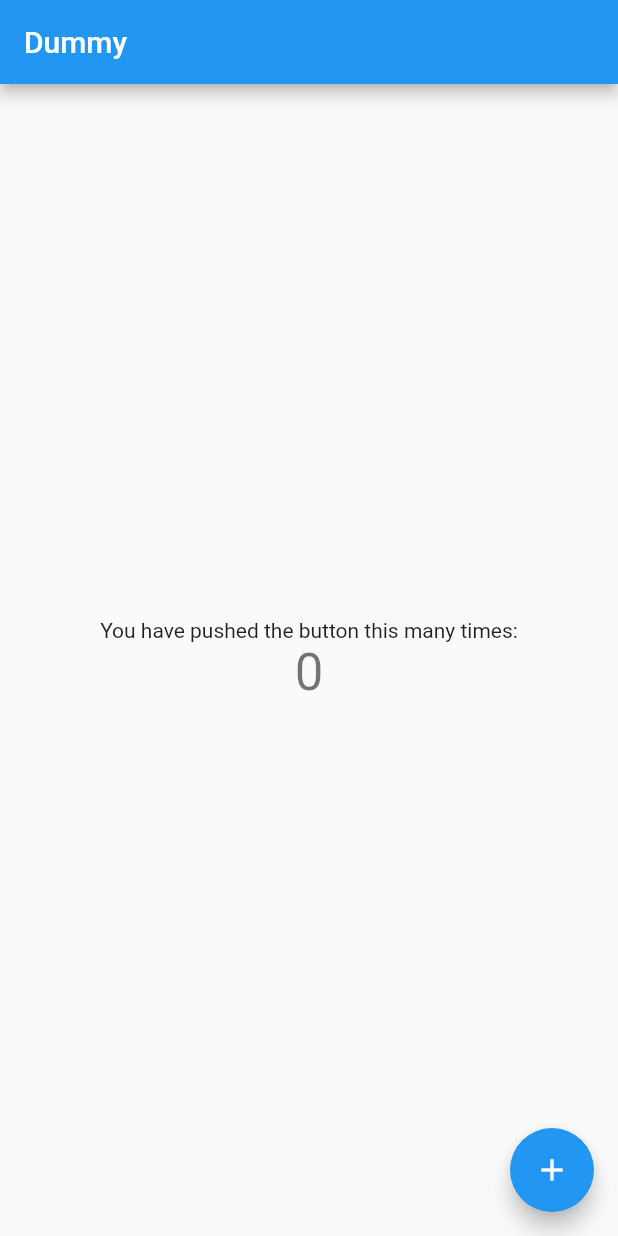
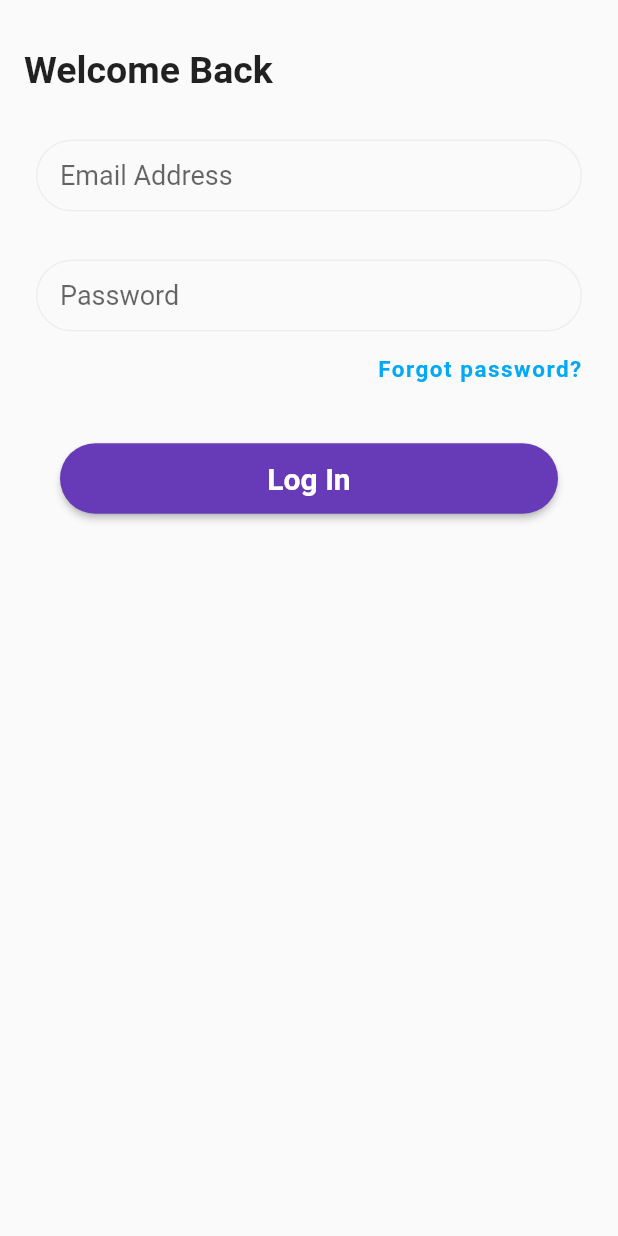
Before and after one commit to sudochitswe/noidea_app, a Flutter app: the screen it shows after launch, on a phone screen of 412 x 824 dp. Run offline on Flutter 3.47's test engine with Material 2 defaults, Android fonts, the phone set to English and light mode, and no system bars.

Commit message:
add login screen

```diff
--- /dev/null
+++ b/lib/helper/helper.dart
@@ -0,0 +1,219 @@
+import 'package:flutter/material.dart';
+
+String? validateName(String? value) {
+  String pattern = r'(^[a-zA-Z ]*$)';
+  RegExp regExp = RegExp(pattern);
+  if (value?.isEmpty ?? true) {
+    return "Name is required";
+  } else if (!regExp.hasMatch(value ?? '')) {
+    return "Name must be a-z and A-Z";
+  }
+  return null;
+}
+
+String? validateMobile(String? value) {
+  String pattern = r'(^\+?[0-9]*$)';
+  RegExp regExp = RegExp(pattern);
+  if (value?.isEmpty ?? true) {
+    return "Mobile phone number is required";
+  } else if (!regExp.hasMatch(value ?? '')) {
+    return "Mobile phone number must contain only digits";
+  }
+  return null;
+}
+
+String? validatePassword(String? value) {
+  if ((value?.length ?? 0) < 6) {
+    return 'Password must be more than 5 characters';
+  } else {
+    return null;
+  }
+}
+
+String? validateEmail(String? value) {
+  String pattern =
+      r'^(([^<>()[\]\\.,;:\s@\"]+(\.[^<>()[\]\\.,;:\s@\"]+)*)|(\".+\"))@((\[[0-9]{1,3}\.[0-9]{1,3}\.[0-9]{1,3}\.[0-9]{1,3}\])|(([a-zA-Z\-0-9]+\.)+[a-zA-Z]{2,}))$';
+  RegExp regex = RegExp(pattern);
+  if (!regex.hasMatch(value ?? '')) {
+    return 'Enter Valid Email';
+  } else {
+    return null;
+  }
+}
+
+String? validateConfirmPassword(String? password, String? confirmPassword) {
+  if (password != confirmPassword) {
+    return 'Password doesn\'t match';
+  } else if (confirmPassword?.isEmpty ?? true) {
+    return 'Confirm password is required';
+  } else {
+    return null;
+  }
+}
+
+//helper method to show progress
+// late ProgressDialog progressDialog;
+
+// showProgress(BuildContext context, String message, bool isDismissible) async {
+//   progressDialog = ProgressDialog(context,
+//       type: ProgressDialogType.Normal, isDismissible: isDismissible);
+//   progressDialog.style(
+//       message: message,
+//       borderRadius: 10.0,
+//       backgroundColor: const Color.fromRGBO(103, 58, 183,1),
+//       progressWidget: Container(
+//         padding: const EdgeInsets.all(8.0),
+//         child: const CircularProgressIndicator(
+//           backgroundColor: Colors.white,
+//           valueColor: AlwaysStoppedAnimation(Color.fromRGBO(103, 58, 183,1)),
+//         ),
+//       ),
+//       elevation: 10.0,
+//       insetAnimCurve: Curves.easeInOut,
+//       messageTextStyle: const TextStyle(
+//           color: Colors.white, fontSize: 19.0, fontWeight: FontWeight.w600));
+//   await progressDialog.show();
+// }
+
+// updateProgress(String message) {
+//   progressDialog.update(message: message);
+// }
+
+// hideProgress() async {
+//   await progressDialog.hide();
+// }
+
+//helper method to show alert dialog
+showAlertDialog(BuildContext context, String title, String content) {
+  // set up the AlertDialog
+  Widget okButton = TextButton(
+    child: const Text("OK"),
+    onPressed: () {
+      Navigator.pop(context);
+    },
+  );
+  AlertDialog alert = AlertDialog(
+    title: Text(title),
+    content: Text(content),
+    actions: [
+      okButton,
+    ],
+  );
+
+  // show the dialog
+  showDialog(
+    context: context,
+    builder: (BuildContext context) {
+      return alert;
+    },
+  );
+}
+
+pushReplacement(BuildContext context, Widget destination) {
+  Navigator.of(context)
+      .pushReplacement(MaterialPageRoute(builder: (context) => destination));
+}
+
+push(BuildContext context, Widget destination) {
+  Navigator.of(context)
+      .push(MaterialPageRoute(builder: (context) => destination));
+}
+
+pushAndRemoveUntil(BuildContext context, Widget destination, bool predict) {
+  Navigator.of(context).pushAndRemoveUntil(
+      MaterialPageRoute(builder: (context) => destination),
+      (Route<dynamic> route) => predict);
+}
+
+// Widget displayCircleImage(String picUrl, double size, hasBorder) =>
+//     CachedNetworkImage(
+//         imageBuilder: (context, imageProvider) =>
+//             _getCircularImageProvider(imageProvider, size, false),
+//         imageUrl: picUrl,
+//         placeholder: (context, url) =>
+//             _getPlaceholderOrErrorImage(size, hasBorder),
+//         errorWidget: (context, url, error) =>
+//             _getPlaceholderOrErrorImage(size, hasBorder));
+
+Widget _getPlaceholderOrErrorImage(double size, hasBorder) => Container(
+      width: size,
+      height: size,
+      decoration: BoxDecoration(
+        color: const Color(0xff7c94b6),
+        borderRadius: BorderRadius.all(Radius.circular(size / 2)),
+        border: Border.all(
+          color: Colors.white,
+          width: hasBorder ? 2.0 : 0.0,
+        ),
+      ),
+      child: ClipOval(
+          child: Image.asset(
+        'assets/images/placeholder.jpg',
+        fit: BoxFit.cover,
+        height: size,
+        width: size,
+      )),
+    );
+
+Widget _getCircularImageProvider(
+    ImageProvider provider, double size, bool hasBorder) {
+  return ClipOval(
+      child: Container(
+    width: size,
+    height: size,
+    decoration: BoxDecoration(
+        borderRadius: BorderRadius.all(Radius.circular(size / 2)),
+        border: Border.all(
+          color: Colors.white,
+          style: hasBorder ? BorderStyle.solid : BorderStyle.none,
+          width: 1.0,
+        ),
+        image: DecorationImage(
+          image: provider,
+          fit: BoxFit.cover,
+        )),
+  ));
+}
+
+bool isDarkMode(BuildContext context) {
+  if (Theme.of(context).brightness == Brightness.light) {
+    return false;
+  } else {
+    return true;
+  }
+}
+
+InputDecoration getInputDecoration(
+    {required String hint, required bool darkMode, required Color errorColor}) {
+  return InputDecoration(
+    contentPadding: const EdgeInsets.symmetric(vertical: 8, horizontal: 16),
+    fillColor: darkMode ? Colors.black54 : Colors.white,
+    hintText: hint,
+    focusedBorder: OutlineInputBorder(
+        borderRadius: BorderRadius.circular(25.0),
+        borderSide: const BorderSide(
+            color: Color.fromRGBO(103, 58, 183, 1), width: 2.0)),
+    errorBorder: OutlineInputBorder(
+      borderSide: BorderSide(color: errorColor),
+      borderRadius: BorderRadius.circular(25.0),
+    ),
+    focusedErrorBorder: OutlineInputBorder(
+      borderSide: BorderSide(color: errorColor),
+      borderRadius: BorderRadius.circular(25.0),
+    ),
+    enabledBorder: OutlineInputBorder(
+      borderSide: BorderSide(color: Colors.grey.shade200),
+      borderRadius: BorderRadius.circular(25.0),
+    ),
+  );
+}
+
+showSnackBar(BuildContext context, String message) {
+  ScaffoldMessenger.of(context)
+    ..hideCurrentSnackBar()
+    ..showSnackBar(
+      SnackBar(
+        content: Text(message),
+      ),
+    );
+}
--- a/lib/main.dart
+++ b/lib/main.dart
@@ -1,4 +1,8 @@
 import 'package:flutter/material.dart';
+import 'package:flutter_complete_guide/pages/home_page.dart';
+import 'package:flutter_complete_guide/pages/login_page.dart';
+import 'package:flutter_complete_guide/view_models/user_vm.dart';
+import 'package:provider/provider.dart';
 
 void main() {
   runApp(const MyApp());
@@ -10,7 +14,10 @@ class MyApp extends StatelessWidget {
   // This widget is the root of your application.
   @override
   Widget build(BuildContext context) {
-    return MaterialApp(
+    return MultiProvider(
+      providers: [ChangeNotifierProvider(create: (context) => UserVM())],
+      child: Consumer<UserVM>(
+        builder: (context, userData, child) => MaterialApp(
           title: 'Dummy App',
           theme: ThemeData(
             // This is the theme of your application.
@@ -22,15 +29,14 @@ class MyApp extends StatelessWidget {
             // or simply save your changes to "hot reload" in a Flutter IDE).
             // Notice that the counter didn't reset back to zero; the application
             // is not restarted.
-        primarySwatch: Colors.blue,
+            primarySwatch: Colors.deepPurple,
           ),
-      home: const MyHomePage(title: 'Dummy'),
+          home: userData.isAuth ? const HomePage() : LoginPage(),
+        ),
+      ),
     );
   }
 }
-
-class MyHomePage extends StatefulWidget {
-  const MyHomePage({Key? key, required this.title}) : super(key: key);
 
   // This widget is the home page of your application. It is stateful, meaning
   // that it has a State object (defined below) that contains fields that affect
@@ -40,76 +46,3 @@ class MyHomePage extends StatefulWidget {
   // case the title) provided by the parent (in this case the App widget) and
   // used by the build method of the State. Fields in a Widget subclass are
   // always marked "final".
-
-  final String title;
-
-  @override
-  State<MyHomePage> createState() => _MyHomePageState();
-}
-
-class _MyHomePageState extends State<MyHomePage> {
-  int _counter = 0;
-
-  void _incrementCounter() {
-    setState(() {
-      // This call to setState tells the Flutter framework that something has
-      // changed in this State, which causes it to rerun the build method below
-      // so that the display can reflect the updated values. If we changed
-      // _counter without calling setState(), then the build method would not be
-      // called again, and so nothing would appear to happen.
-      _counter++;
-    });
-  }
-
-  @override
-  Widget build(BuildContext context) {
-    // This method is rerun every time setState is called, for instance as done
-    // by the _incrementCounter method above.
-    //
-    // The Flutter framework has been optimized to make rerunning build methods
-    // fast, so that you can just rebuild anything that needs updating rather
-    // than having to individually change instances of widgets.
-    return Scaffold(
-      appBar: AppBar(
-        // Here we take the value from the MyHomePage object that was created by
-        // the App.build method, and use it to set our appbar title.
-        title: Text(widget.title),
-      ),
-      body: Center(
-        // Center is a layout widget. It takes a single child and positions it
-        // in the middle of the parent.
-        child: Column(
-          // Column is also a layout widget. It takes a list of children and
-          // arranges them vertically. By default, it sizes itself to fit its
-          // children horizontally, and tries to be as tall as its parent.
-          //
-          // Invoke "debug painting" (press "p" in the console, choose the
-          // "Toggle Debug Paint" action from the Flutter Inspector in Android
-          // Studio, or the "Toggle Debug Paint" command in Visual Studio Code)
-          // to see the wireframe for each widget.
-          //
-          // Column has various properties to control how it sizes itself and
-          // how it positions its children. Here we use mainAxisAlignment to
-          // center the children vertically; the main axis here is the vertical
-          // axis because Columns are vertical (the cross axis would be
-          // horizontal).
-          mainAxisAlignment: MainAxisAlignment.center,
-          children: <Widget>[
-            const Text(
-              'You have pushed the button this many times:',
-            ),
-            Text(
-              '$_counter',
-              style: Theme.of(context).textTheme.headline4,
-            ),
-          ],
-        ),
-      ),
-      floatingActionButton: FloatingActionButton(
-        onPressed: _incrementCounter,
-        tooltip: 'Increment',
-        child: const Icon(Icons.add),
-      ), // This trailing comma makes auto-formatting nicer for build methods.
-    );
-  }
-}
--- /dev/null
+++ b/lib/models/user.dart
@@ -0,0 +1,9 @@
+import 'package:flutter/material.dart';
+
+class User {
+  late final String userId;
+  final String userName;
+
+  User({this.userId = "", this.userName = ""});
+  factory User.setUser(String id, name) => User(userId: id, userName: name);
+}
--- /dev/null
+++ b/lib/pages/login_page.dart
@@ -0,0 +1,207 @@
+import 'package:flutter/material.dart';
+import 'package:provider/provider.dart';
+
+import '../view_models/user_vm.dart';
+import '../helper/helper.dart';
+
+class LoginPage extends StatefulWidget {
+  LoginPage({Key? key}) : super(key: key);
+
+  @override
+  State<LoginPage> createState() => _LoginPageState();
+}
+
+class _LoginPageState extends State<LoginPage> {
+  final GlobalKey<FormState> _key = GlobalKey();
+  String? email, password;
+  @override
+  Widget build(BuildContext context) {
+    return Scaffold(
+      body: SafeArea(
+        child: Center(
+          child: Form(
+            key: _key,
+            child: ListView(
+              children: [
+                const Padding(
+                  padding: EdgeInsets.only(top: 32.0, right: 16.0, left: 16.0),
+                  child: Text(
+                    'Welcome Back',
+                    style:
+                        TextStyle(fontSize: 25.0, fontWeight: FontWeight.bold),
+                  ),
+                ),
+                Padding(
+                  padding:
+                      const EdgeInsets.only(top: 32.0, right: 24.0, left: 24.0),
+                  child: TextFormField(
+                      textAlignVertical: TextAlignVertical.center,
+                      textInputAction: TextInputAction.next,
+                      onSaved: (String? val) {
+                        email = val;
+                      },
+                      style: const TextStyle(fontSize: 18.0),
+                      keyboardType: TextInputType.emailAddress,
+                      decoration: getInputDecoration(
+                          hint: 'Email Address',
+                          darkMode: isDarkMode(context),
+                          errorColor: Theme.of(context).errorColor)),
+                ),
+                Padding(
+                  padding:
+                      const EdgeInsets.only(top: 32.0, right: 24.0, left: 24.0),
+                  child: TextFormField(
+                      textAlignVertical: TextAlignVertical.center,
+                      obscureText: true,
+                      validator: validatePassword,
+                      onSaved: (String? val) {
+                        password = val;
+                      },
+                      onFieldSubmitted: (password) => {},
+                      textInputAction: TextInputAction.done,
+                      style: const TextStyle(fontSize: 18.0),
+                      cursorColor: const Color.fromRGBO(103, 58, 183, 1),
+                      decoration: getInputDecoration(
+                          hint: 'Password',
+                          darkMode: isDarkMode(context),
+                          errorColor: Theme.of(context).errorColor)),
+                ),
+
+                /// forgot password text, navigates user to ResetPasswordScreen
+                /// and this is only visible when logging with email and password
+                Padding(
+                  padding: const EdgeInsets.only(top: 16, right: 24),
+                  child: Align(
+                    alignment: Alignment.centerRight,
+                    child: GestureDetector(
+                      // onTap: () =>{
+                      //     push(context, const ResetPasswordScreen())},
+                      child: const Text(
+                        'Forgot password?',
+                        style: TextStyle(
+                            color: Colors.lightBlue,
+                            fontWeight: FontWeight.bold,
+                            fontSize: 15,
+                            letterSpacing: 1),
+                      ),
+                    ),
+                  ),
+                ),
+
+                Padding(
+                  padding:
+                      const EdgeInsets.only(right: 40.0, left: 40.0, top: 40),
+                  child: ElevatedButton(
+                    style: ElevatedButton.styleFrom(
+                      padding: const EdgeInsets.only(top: 12, bottom: 12),
+                      shape: RoundedRectangleBorder(
+                        borderRadius: BorderRadius.circular(25.0),
+                      ),
+                      primary: const Color.fromRGBO(103, 58, 183, 1),
+                    ),
+                    child: const Text(
+                      'Log In',
+                      style: TextStyle(
+                        fontSize: 20,
+                        fontWeight: FontWeight.bold,
+                        color: Colors.white,
+                      ),
+                    ),
+                    onPressed: () => {
+                      Provider.of<UserVM>(context, listen: false)
+                          .simulateLogin("yes", "Mr.Yes")
+                      // context
+                      //   .read<LoginBloc>()
+                      //   .add(ValidateLoginFieldsEvent(_key))
+                    },
+                  ),
+                ),
+                // Padding(
+                //   padding: const EdgeInsets.all(32.0),
+                //   child: Center(
+                //     child: Text(
+                //       'OR',
+                //       style: TextStyle(
+                //           color: isDarkMode(context)
+                //               ? Colors.white
+                //               : Colors.black),
+                //     ),
+                //   ),
+                // ),
+                // Padding(
+                //   padding: const EdgeInsets.only(
+                //       right: 40.0, left: 40.0, bottom: 20),
+                //   child: ElevatedButton.icon(
+                //     label: const Text(
+                //       'Facebook Login',
+                //       textAlign: TextAlign.center,
+                //       style: TextStyle(
+                //           fontSize: 20,
+                //           fontWeight: FontWeight.bold,
+                //           color: Colors.white),
+                //     ),
+                //     icon: Image.asset(
+                //       'assets/images/facebook_logo.png',
+                //       color: Colors.white,
+                //       height: 24,
+                //       width: 24,
+                //     ),
+                //     style: ElevatedButton.styleFrom(
+                //       padding: const EdgeInsets.symmetric(vertical: 12),
+                //       primary: const Color(FACEBOOK_BUTTON_COLOR),
+                //       shape: RoundedRectangleBorder(
+                //         borderRadius: BorderRadius.circular(25.0),
+                //         side: const BorderSide(
+                //           color: Color(FACEBOOK_BUTTON_COLOR),
+                //         ),
+                //       ),
+                //     ),
+                //     onPressed: () {
+                //       context.read<LoadingCubit>().showLoading(
+                //           context, 'Logging in, Please wait...', false);
+                //       context.read<AuthenticationBloc>().add(
+                //             LoginWithFacebookEvent(),
+                //           );
+                //     },
+                //   ),
+                // ),
+                // FutureBuilder<bool>(
+                //   future: apple.TheAppleSignIn.isAvailable(),
+                //   builder: (context, snapshot) {
+                //     if (snapshot.connectionState ==
+                //         ConnectionState.waiting) {
+                //       return const CircularProgressIndicator.adaptive();
+                //     }
+                //     if (!snapshot.hasData || (snapshot.data != true)) {
+                //       return Container();
+                //     } else {
+                //       return Padding(
+                //         padding: const EdgeInsets.only(
+                //             right: 40.0, left: 40.0, bottom: 20),
+                //         child: apple.AppleSignInButton(
+                //             cornerRadius: 25.0,
+                //             type: apple.ButtonType.signIn,
+                //             style: isDarkMode(context)
+                //                 ? apple.ButtonStyle.white
+                //                 : apple.ButtonStyle.black,
+                //             onPressed: () {
+                //               context.read<LoadingCubit>().showLoading(
+                //                   context,
+                //                   'Logging in, Please wait...',
+                //                   false);
+                //               context.read<AuthenticationBloc>().add(
+                //                     LoginWithAppleEvent(),
+                //                   );
+                //             }),
+                //       );
+                //     }
+                //   },
+                // ),
+              ],
+            ),
+          ),
+        ),
+      ),
+    );
+  }
+}
--- /dev/null
+++ b/lib/view_models/user_vm.dart
@@ -0,0 +1,24 @@
+import 'package:flutter/material.dart';
+import 'package:flutter_complete_guide/models/user.dart';
+
+class UserVM extends ChangeNotifier {
+  User _user = User();
+  bool get isAuth {
+    return _user.userId != "";
+  }
+
+  User get myUser {
+    return _user;
+  }
+
+  void simulateLogin(String id, name) {
+    User simulateUser = User.setUser(id, name);
+    _user = simulateUser;
+    notifyListeners();
+  }
+
+  void simulateLogout() {
+    _user = User();
+    notifyListeners();
+  }
+}
```
Also changed, not shown: lib/pages/home_page.dart (added, +29 -0 lines). Lines whose indentation alone changed are shown as unchanged.
